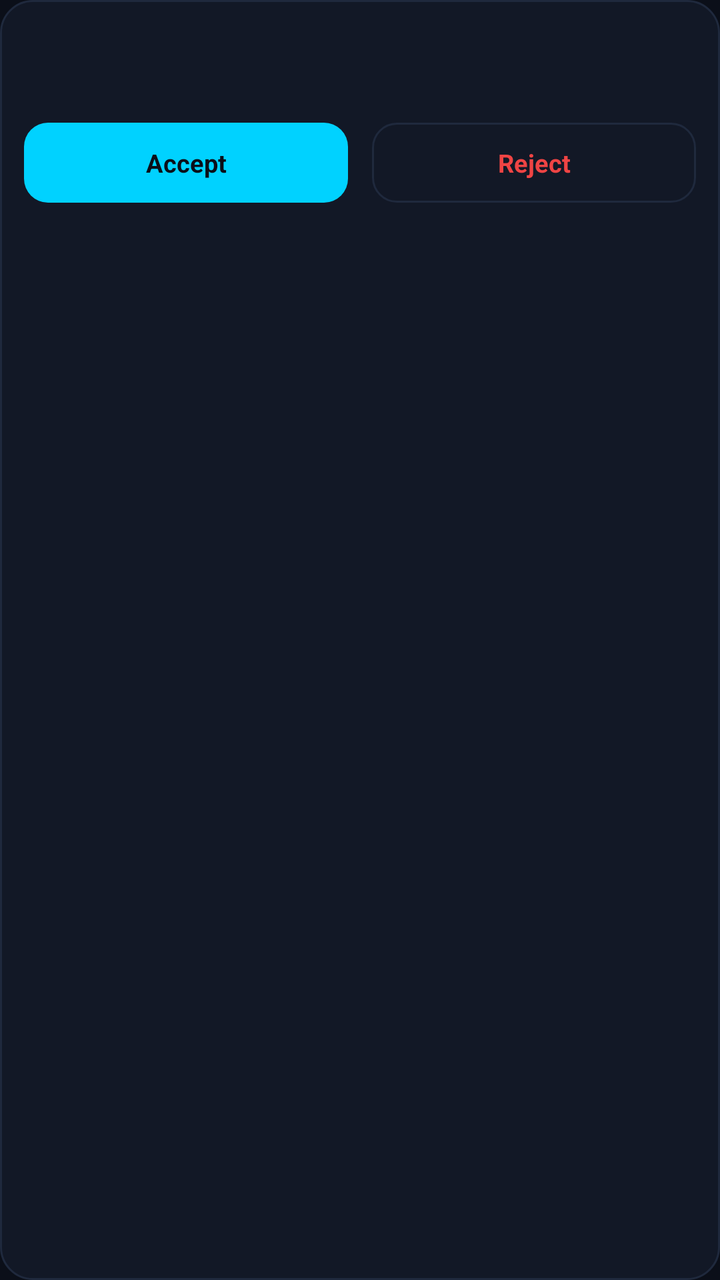
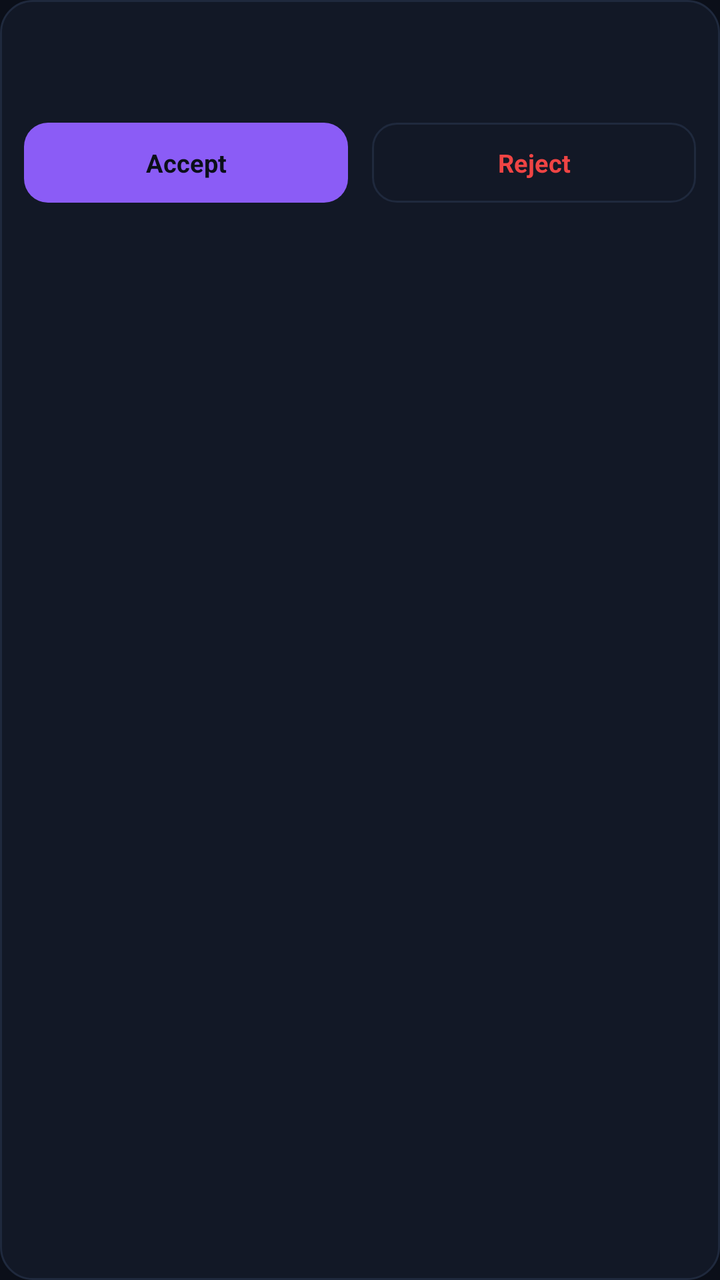

Before-and-after screenshots of an Android layout around one commit, followed by the original layout XML and the change that was made.
<!-- AndroidManifest.xml: application theme Theme.CampusConnect -->
<!-- res/layout/item_join_request.xml -->
<?xml version="1.0" encoding="utf-8"?>
<LinearLayout xmlns:android="http://schemas.android.com/apk/res/android"
    android:layout_width="match_parent"
    android:layout_height="wrap_content"
    android:orientation="vertical"
    android:background="@drawable/bg_card"
    android:padding="12dp"
    android:layout_marginBottom="8dp">

    <TextView android:id="@+id/tvRequesterName" android:layout_width="match_parent" android:layout_height="wrap_content"
        android:textColor="@color/color_text_primary" android:textStyle="bold" android:textSize="14sp"/>

    <TextView android:id="@+id/tvRequestMessage" android:layout_width="match_parent" android:layout_height="wrap_content"
        android:textColor="@color/color_text_body" android:textSize="12sp" android:layout_marginTop="4dp"/>

    <LinearLayout android:layout_width="match_parent" android:layout_height="wrap_content" android:orientation="horizontal" android:layout_marginTop="10dp">
        <TextView android:id="@+id/btnAccept" android:layout_width="0dp" android:layout_height="40dp" android:layout_weight="1" android:layout_marginEnd="6dp"
            android:gravity="center" android:text="@string/crew_accept" android:textColor="@color/color_background" android:textStyle="bold" android:textSize="12.5sp"
            android:background="@drawable/bg_button_primary"/>
        <TextView android:id="@+id/btnReject" android:layout_width="0dp" android:layout_height="40dp" android:layout_weight="1" android:layout_marginStart="6dp"
            android:gravity="center" android:text="@string/crew_reject" android:textColor="@color/color_red" android:textStyle="bold" android:textSize="12.5sp"
            android:background="@drawable/bg_input"/>
    </LinearLayout>
</LinearLayout>
<!-- resources referenced by this layout -->
<resources>
  <color name="color_background">#0B0F19</color>
  <color name="color_red">#EF4444</color>
  <color name="color_text_body">#CBD5E1</color>
  <color name="color_text_primary">#FFFFFF</color>
  <!-- drawable bg_button_primary (drawable) -->
  <?xml version="1.0" encoding="utf-8"?>
  <shape xmlns:android="http://schemas.android.com/apk/res/android"
      android:shape="rectangle">
      <solid android:color="@color/color_cyan"/>
      <corners android:radius="12dp"/>
  </shape>
  <!-- drawable bg_card (drawable) -->
  <?xml version="1.0" encoding="utf-8"?>
  <shape xmlns:android="http://schemas.android.com/apk/res/android"
      android:shape="rectangle">
      <solid android:color="@color/color_card"/>
      <stroke
          android:width="1dp"
          android:color="@color/color_border"/>
      <corners android:radius="16dp"/>
  </shape>
  <!-- drawable bg_input (drawable) -->
  <?xml version="1.0" encoding="utf-8"?>
  <shape xmlns:android="http://schemas.android.com/apk/res/android"
      android:shape="rectangle">
      <solid android:color="@color/color_card"/>
      <stroke
          android:width="1dp"
          android:color="@color/color_border"/>
      <corners android:radius="12dp"/>
  </shape>
  <string name="crew_accept">Accept</string>
  <string name="crew_reject">Reject</string>
  <style name="Theme.CampusConnect" parent="Theme.MaterialComponents.DayNight.NoActionBar">
          <item name="android:windowBackground">@color/color_background</item>
          <item name="android:statusBarColor">@color/color_background</item>
          <item name="android:navigationBarColor">@color/color_background</item>
          <item name="colorPrimary">@color/color_cyan</item>
          <item name="colorPrimaryVariant">@color/color_purple</item>
          <item name="colorOnPrimary">@color/color_background</item>
          <item name="android:textColor">@color/color_text_primary</item>
          <item name="android:fontFamily">sans-serif</item>
          <item name="android:textColorHint">@color/color_muted</item>
          <item name="android:fitsSystemWindows">true</item>
      </style>
  <color name="color_cyan">#00D2FF</color>
  <color name="color_card">#121826</color>
  <color name="color_border">#1F293D</color>
  <color name="color_purple">#8B5CF6</color>
  <color name="color_muted">#9CA3AF</color>
</resources>

<!-- the commit's change to res/layout/item_join_request.xml (unified diff, before → after) -->
@@ -16,7 +16,7 @@
     <LinearLayout android:layout_width="match_parent" android:layout_height="wrap_content" android:orientation="horizontal" android:layout_marginTop="10dp">
         <TextView android:id="@+id/btnAccept" android:layout_width="0dp" android:layout_height="40dp" android:layout_weight="1" android:layout_marginEnd="6dp"
             android:gravity="center" android:text="@string/crew_accept" android:textColor="@color/color_background" android:textStyle="bold" android:textSize="12.5sp"
-            android:background="@drawable/bg_button_primary"/>
+            android:background="@drawable/bg_button_primary_purple"/>
         <TextView android:id="@+id/btnReject" android:layout_width="0dp" android:layout_height="40dp" android:layout_weight="1" android:layout_marginStart="6dp"
             android:gravity="center" android:text="@string/crew_reject" android:textColor="@color/color_red" android:textStyle="bold" android:textSize="12.5sp"
             android:background="@drawable/bg_input"/>
<!-- resource entries referenced after the edit -->
@@ -4,11 +4,11 @@
   <color name="color_red">#EF4444</color>
   <color name="color_text_body">#CBD5E1</color>
   <color name="color_text_primary">#FFFFFF</color>
-  <!-- drawable bg_button_primary (drawable) -->
+  <!-- drawable bg_button_primary_purple (drawable) -->
   <?xml version="1.0" encoding="utf-8"?>
   <shape xmlns:android="http://schemas.android.com/apk/res/android"
       android:shape="rectangle">
-      <solid android:color="@color/color_cyan"/>
+      <solid android:color="@color/color_purple"/>
       <corners android:radius="12dp"/>
   </shape>
   <!-- drawable bg_card (drawable) -->
